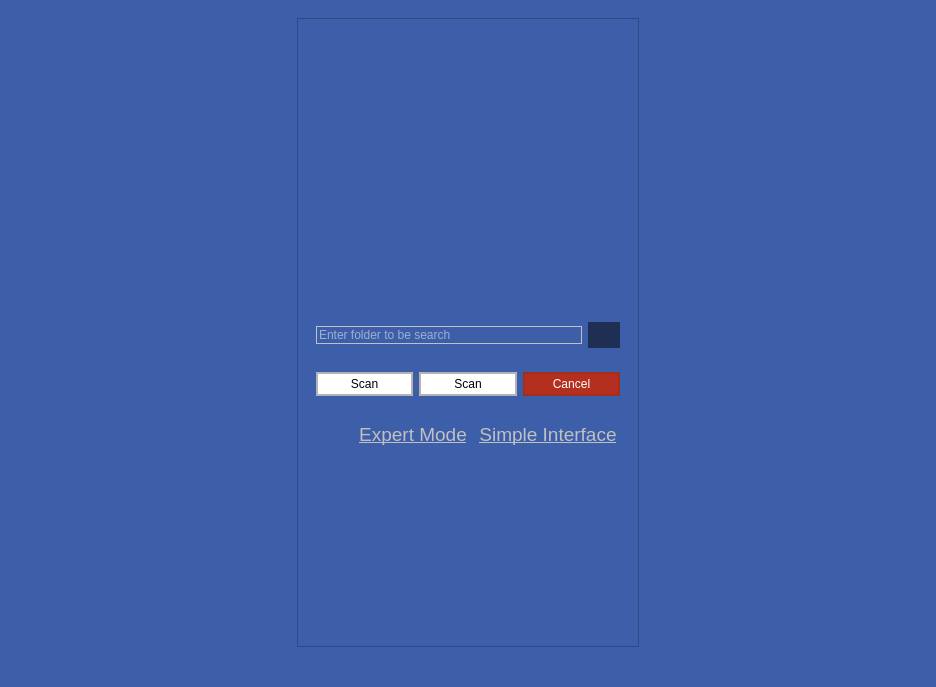
First picture: the form in mainwindow.ui, repository nelsonsaake/Qt-Lyli, before the edit.
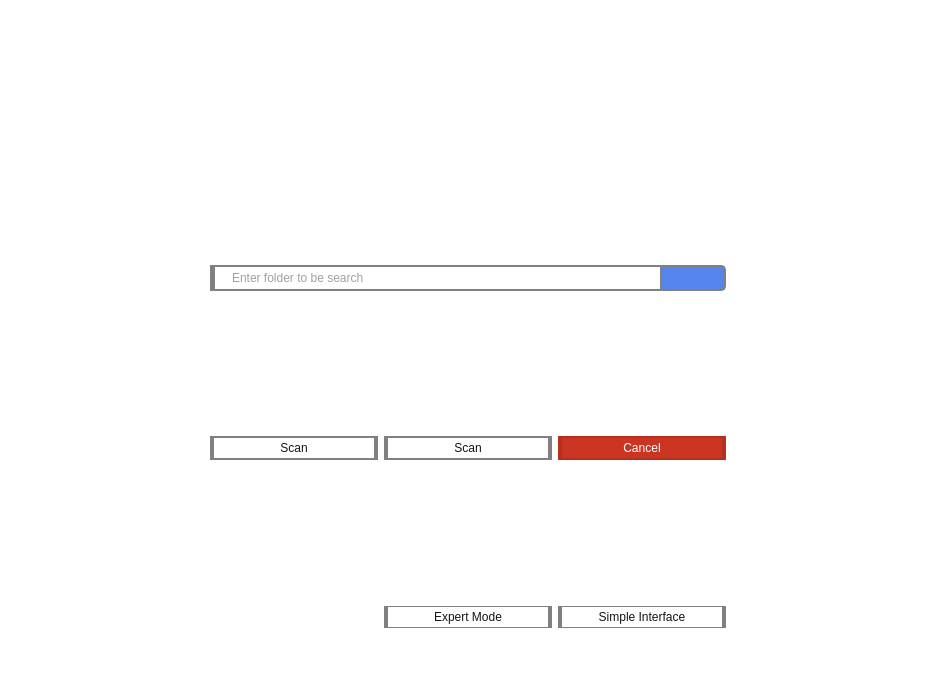
Second picture: the form after the edit. The open tabs and pages were chosen to show the change. Icons and pictures are not drawn.

```diff
--- a/mainwindow.ui
+++ b/mainwindow.ui
@@ -25,19 +25,17 @@
   </property>
   <property name="styleSheet">
    <string notr="true">QWidget, QPushButton{
-background: rgb(61, 94, 168);
+background: rgba(61, 94, 168, 0);
 font: 16pt &quot;Pompiere &quot;;
-color: white;
+color: rgb(64, 65, 66);
 margin: 0;
 }
 
 QWidget[objectName=&quot;centralwidget&quot;]{
-background-image: url(:/resources/bg1920.png);
-background: rgb(61, 94, 168);
-}
-
-[objectName=&quot;stackedWidget&quot;]{
-background-color: rgba(61, 94, 168, 0);
+background-color: rgb(61, 94, 168);
+background: url(:/resources/bkg1.jpg);
+background-size: cover;
+background-repeat: no repeat;
 }
 
 QListWidget{
@@ -46,19 +44,19 @@
 }
 
 QLineEdit{
-border: 1px solid silver;
+border: 1px solid grey;
 padding: 5px 5px 5px 15px;
 }
 
 QPushButton{
-border: 0;
-padding: 0;
-background: rgb(61, 94, 168);
-text-decoration: underline;
-}
-
-QPushButton:hover{
+padding: 3px 15px;
 text-decoration: none;
+border-radius: 18px;
+max-width: 150px;
+}
+
+QPushButton:hover{
+text-decoration: underline;
 }
 
 QPushButton:pressed{
@@ -68,6 +66,7 @@
 QStatusBar{
 font: 14pt &quot;Pompiere &quot;;
 color: rgb(64, 65, 66);
+background-color: white;
 }
 
 QHeaderView::section{
@@ -133,8 +132,8 @@
             <widget class="QLabel" name="loaderAnimationlabel">
              <property name="minimumSize">
               <size>
-               <width>200</width>
-               <height>100</height>
+               <width>350</width>
+               <height>350</height>
               </size>
              </property>
              <property name="maximumSize">
@@ -166,23 +165,36 @@
            <item>
             <widget class="QWidget" name="actionAreaRow1" native="true">
              <property name="styleSheet">
-              <string notr="true">QWidget, QPushButton{
-background: white, rgb(61, 94, 168);
-padding: 0;
-margin: 0;
-color: white;
+              <string notr="true">QLineEdit, QPushButton{
+padding: 2px 15px;
+max-height: 55px;
+border: 2px solid grey;
 }
 
+
+
+
 </string>
              </property>
              <layout class="QHBoxLayout" name="horizontalLayout_2">
               <item>
+               <layout class="QHBoxLayout" name="horizontalLayout">
+                <property name="spacing">
+                 <number>0</number>
+                </property>
+                <property name="sizeConstraint">
+                 <enum>QLayout::SetDefaultConstraint</enum>
+                </property>
+                <item>
                <widget class="QLineEdit" name="rootDirLineEdit">
                 <property name="toolTip">
                  <string>&lt;html&gt;&lt;head/&gt;&lt;body&gt;&lt;p&gt;This folder and all it's sub folders would be searched for .lyli files. If found they would be worked on.&lt;/p&gt;&lt;/body&gt;&lt;/html&gt;</string>
                 </property>
                 <property name="styleSheet">
-                 <string notr="true"/>
+                   <string notr="true">border-left-width: 5px;
+border-top-left-radius: 17px;
+border-bottom-left-radius: 17px;
+</string>
                 </property>
                 <property name="dragEnabled">
                  <bool>true</bool>
@@ -208,27 +220,29 @@
                 </property>
                 <property name="maximumSize">
                  <size>
-                  <width>95</width>
-                  <height>26</height>
+                    <width>127</width>
+                    <height>63</height>
                  </size>
                 </property>
                 <property name="styleSheet">
                  <string notr="true">QPushButton{
-background-color: rgba(0,0,0,0.5);
-color: white;
-padding: 4px 0px;
-text-decoration: none;
+background-color: rgb(85, 133, 236);
 max-width: 95px;
-}
-
-QPushButton:hover{
-text-decoration: underline;
+border: 2px solid grey;
+border-left: 0;
 }
 
 QPushButton:pressed{
 padding: 4px 15px 2px 15px;
 font-size: 14pt;
-}</string>
+}
+
+QPushButton{
+border-radius: 0;
+border-top-right-radius: 5px;
+border-bottom-right-radius: 5px;
+}
+</string>
                 </property>
                 <property name="text">
                  <string/>
@@ -255,45 +269,46 @@
                </widget>
               </item>
              </layout>
+              </item>
+             </layout>
             </widget>
            </item>
+           <item>
+            <spacer name="verticalSpacer">
+             <property name="orientation">
+              <enum>Qt::Vertical</enum>
+             </property>
+             <property name="sizeHint" stdset="0">
+              <size>
+               <width>20</width>
+               <height>40</height>
+              </size>
+             </property>
+            </spacer>
+           </item>
            <item>
             <widget class="QWidget" name="actionAreaRow2" native="true">
              <property name="styleSheet">
               <string notr="true">QPushButton{
-color: white;
-padding: 3px 15px;
-text-decoration: none;
-max-width: 95px;
+width: 130px;
+border: 3px solid grey;
+border-width: 2px 4px 2px 4px;
+color: rgb(20,20,20);
 }
-
-QPushButton:hover{
-text-decoration: underline;
-}
-
-QPushButton:pressed{
-padding: 4px 15px 2px 15px;
-font-size: 14pt;
-}</string>
+</string>
              </property>
              <layout class="QHBoxLayout" name="horizontalLayout_3">
               <item>
                <widget class="QPushButton" name="scanPushButton">
                 <property name="maximumSize">
                  <size>
-                  <width>129</width>
+                  <width>168</width>
                   <height>60</height>
                  </size>
                 </property>
                 <property name="styleSheet">
                  <string notr="true">QPushButton{
-background-color: rgba(150, 150, 150, 0.1);
-border: 2px solid rgba(0, 0, 0, 0.3);
-}
-
-QPushButton{
 background-color: white;
-color: black;
 }</string>
                 </property>
                 <property name="text">
@@ -309,13 +324,7 @@
                <widget class="QPushButton" name="expertModeScanPushButton">
                 <property name="styleSheet">
                  <string notr="true">QPushButton{
-background-color: rgba(150, 150, 150, 0.1);
-border: 2px solid rgba(0, 0, 0, 0.3);
-}
-
-QPushButton{
 background-color: white;
-color: black;
 }</string>
                 </property>
                 <property name="text">
@@ -340,8 +349,9 @@
                 </property>
                 <property name="styleSheet">
                  <string notr="true">QPushButton{
-background-color: rgb(180, 47, 29);
-border: 2px solid rgb(162, 47, 29);
+background-color: rgb(202, 52, 32);
+color: white;
+border-color: rgb(180, 47, 29);
 }
 
 </string>
@@ -358,8 +368,32 @@
              </layout>
             </widget>
            </item>
+           <item>
+            <spacer name="verticalSpacer_6">
+             <property name="orientation">
+              <enum>Qt::Vertical</enum>
+             </property>
+             <property name="sizeHint" stdset="0">
+              <size>
+               <width>20</width>
+               <height>40</height>
+              </size>
+             </property>
+            </spacer>
+           </item>
            <item>
             <widget class="QWidget" name="userModeSelectionArea" native="true">
+             <property name="styleSheet">
+              <string notr="true">QPushButton{
+width: 130px;
+border: 1px solid gray;
+border-width: 1px 4px;
+border-radius:  17px;
+background-color: rgba(255,255,255,0.4);
+color: rgb(20,20,20);
+}
+</string>
+             </property>
              <layout class="QHBoxLayout" name="horizontalLayout_4">
               <item>
                <spacer name="horizontalSpacer_3">
@@ -377,9 +411,7 @@
               <item>
                <widget class="QPushButton" name="expertModePushButton">
                 <property name="styleSheet">
-                 <string notr="true">font-size: 14pt;
-color: silver;
-padding: 3px;</string>
+                 <string notr="true"/>
                 </property>
                 <property name="text">
                  <string>Expert Mode</string>
@@ -393,9 +425,7 @@
               <item>
                <widget class="QPushButton" name="simpleInterfacePushButton">
                 <property name="styleSheet">
-                 <string notr="true">font-size: 14pt;
-color: silver;
-padding: 3px;</string>
+                 <string notr="true"/>
                 </property>
                 <property name="text">
                  <string>Simple Interface</string>
@@ -409,24 +439,14 @@
              </layout>
             </widget>
            </item>
-           <item>
-            <spacer name="verticalSpacer">
-             <property name="orientation">
-              <enum>Qt::Vertical</enum>
-             </property>
-             <property name="sizeHint" stdset="0">
-              <size>
-               <width>20</width>
-               <height>40</height>
-              </size>
-             </property>
-            </spacer>
-           </item>
           </layout>
          </widget>
         </item>
         <item>
          <widget class="QListWidget" name="foldersListWidget">
+          <property name="styleSheet">
+           <string notr="true">text-align: right;</string>
+          </property>
           <property name="verticalScrollBarPolicy">
            <enum>Qt::ScrollBarAlwaysOff</enum>
           </property>
```
Left out of the diff: 37 changed lines with no effect on the pictures. Lines whose indentation alone changed are shown as unchanged.
